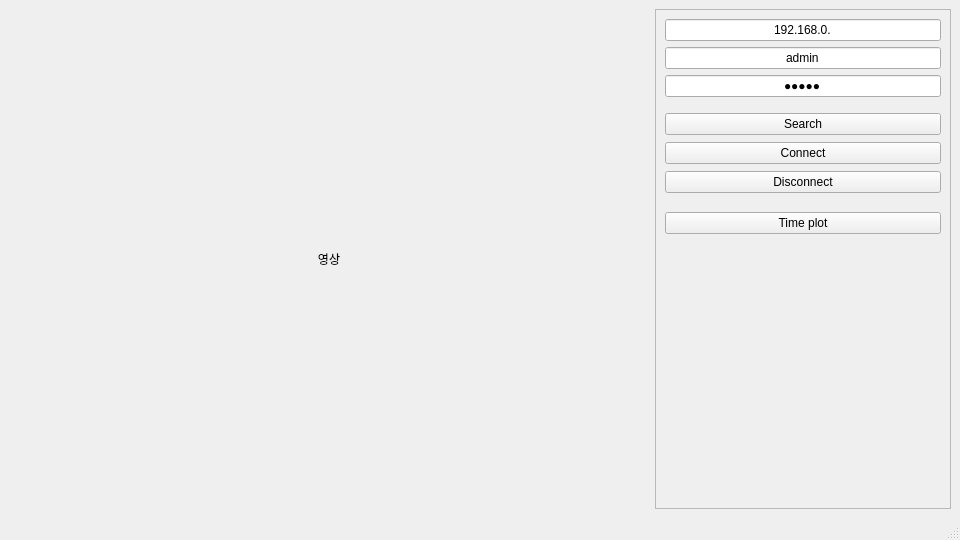
First picture: the form in viewer.ui, repository sue9010/IPCamera, before the edit.
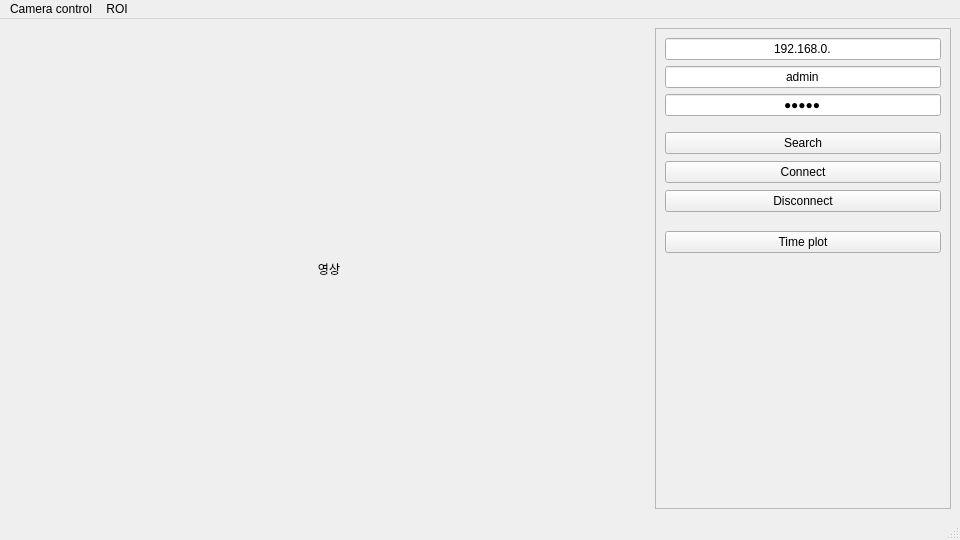
Second picture: the form after the edit.

Patch:
```diff
--- a/viewer.ui
+++ b/viewer.ui
@@ -165,6 +165,23 @@
      <height>21</height>
     </rect>
    </property>
+   <widget class="QMenu" name="menuCamera_control">
+    <property name="title">
+     <string>Camera control</string>
+    </property>
+    <addaction name="actionImage"/>
+    <addaction name="actionEnhancement"/>
+    <addaction name="actionDisplay"/>
+    <addaction name="actionCorrection"/>
+   </widget>
+   <widget class="QMenu" name="menuROI">
+    <property name="title">
+     <string>ROI</string>
+    </property>
+    <addaction name="actionSet_ROI"/>
+   </widget>
+   <addaction name="menuCamera_control"/>
+   <addaction name="menuROI"/>
   </widget>
   <widget class="QStatusBar" name="statusbar"/>
  </widget>
```
Left out of the diff: 25 changed lines with no effect on the pictures.
